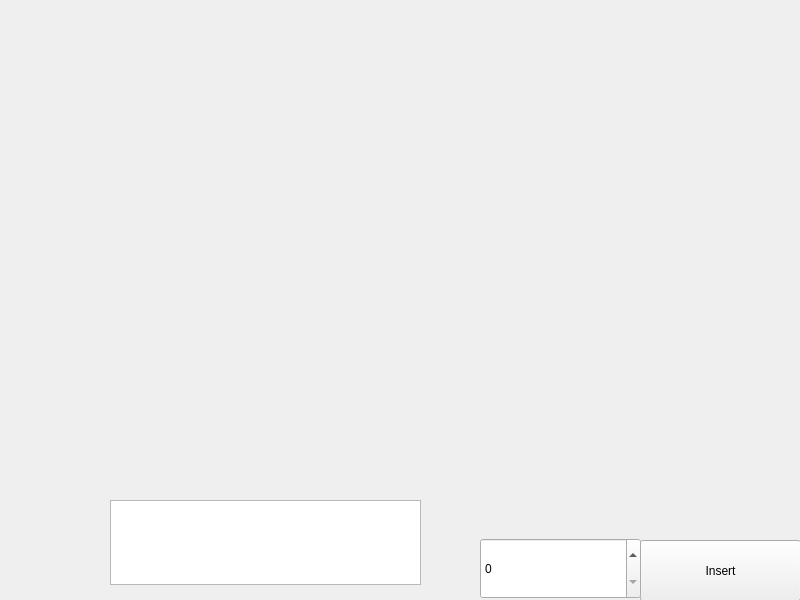
Before: the Qt Designer form laboratory work/QT_labs/hashWidget/widget.ui in SAE-137/-Labs, drawn with Qt 5.
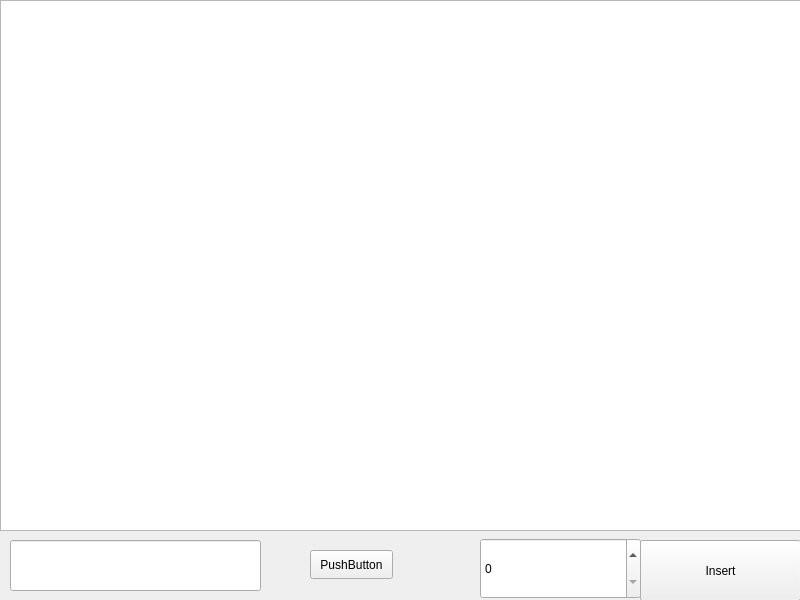
After: the same form once the commit is applied.

Diff of the .ui file:
```diff
--- a/laboratory work/QT_labs/hashWidget/widget.ui
+++ b/laboratory work/QT_labs/hashWidget/widget.ui
@@ -36,16 +36,39 @@
     </rect>
    </property>
   </widget>
-  <widget class="QTextEdit" name="textEdit">
+  <widget class="QGraphicsView" name="graphicsView">
    <property name="geometry">
     <rect>
-     <x>110</x>
-     <y>500</y>
-     <width>311</width>
-     <height>85</height>
+     <x>0</x>
+     <y>0</y>
+     <width>801</width>
+     <height>531</height>
     </rect>
    </property>
   </widget>
+  <widget class="QLineEdit" name="lineEditValue">
+   <property name="geometry">
+    <rect>
+     <x>10</x>
+     <y>540</y>
+     <width>251</width>
+     <height>51</height>
+    </rect>
+   </property>
+  </widget>
+  <widget class="QPushButton" name="pushButtonRemove">
+   <property name="geometry">
+    <rect>
+     <x>310</x>
+     <y>550</y>
+     <width>83</width>
+     <height>29</height>
+    </rect>
+   </property>
+   <property name="text">
+    <string>PushButton</string>
+   </property>
+  </widget>
  </widget>
  <resources/>
  <connections/>
```
